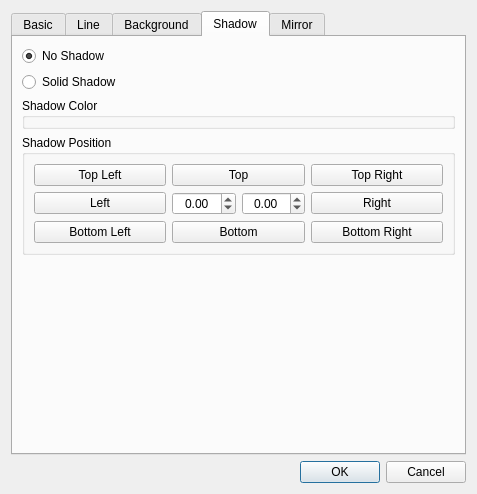
Qt form src/items/GenericItemConfig.ui (google-code-export/dviz) before a commit.
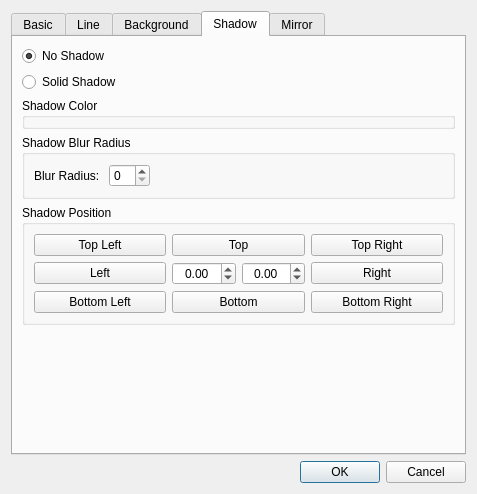
The same form after that commit. The open tabs and pages were chosen to show the change. Icons and pictures are not drawn.

Commit message: Integrated Qt 4.6 Shadow and Opacity effects for crossfading and dropshadows. Performances is terrible with them enabled.

Patch:
```diff
--- a/src/items/GenericItemConfig.ui
+++ b/src/items/GenericItemConfig.ui
@@ -619,6 +619,38 @@
          </property>
         </widget>
        </item>
+       <item>
+        <widget class="QGroupBox" name="blurGroup">
+         <property name="title">
+          <string>Shadow Blur Radius</string>
+         </property>
+         <layout class="QHBoxLayout" name="horizontalLayout_2">
+          <item>
+           <widget class="QLabel" name="label_3">
+            <property name="text">
+             <string>Blur Radius: </string>
+            </property>
+           </widget>
+          </item>
+          <item>
+           <widget class="QSpinBox" name="blurBox"/>
+          </item>
+          <item>
+           <spacer name="horizontalSpacer">
+            <property name="orientation">
+             <enum>Qt::Horizontal</enum>
+            </property>
+            <property name="sizeHint" stdset="0">
+             <size>
+              <width>40</width>
+              <height>20</height>
+             </size>
+            </property>
+           </spacer>
+          </item>
+         </layout>
+        </widget>
+       </item>
        <item>
         <widget class="QGroupBox" name="groupBox_6">
          <property name="title">
```
Left out of the diff: 2 changed lines with no effect on the pictures. The commit also changes 9 other files.
